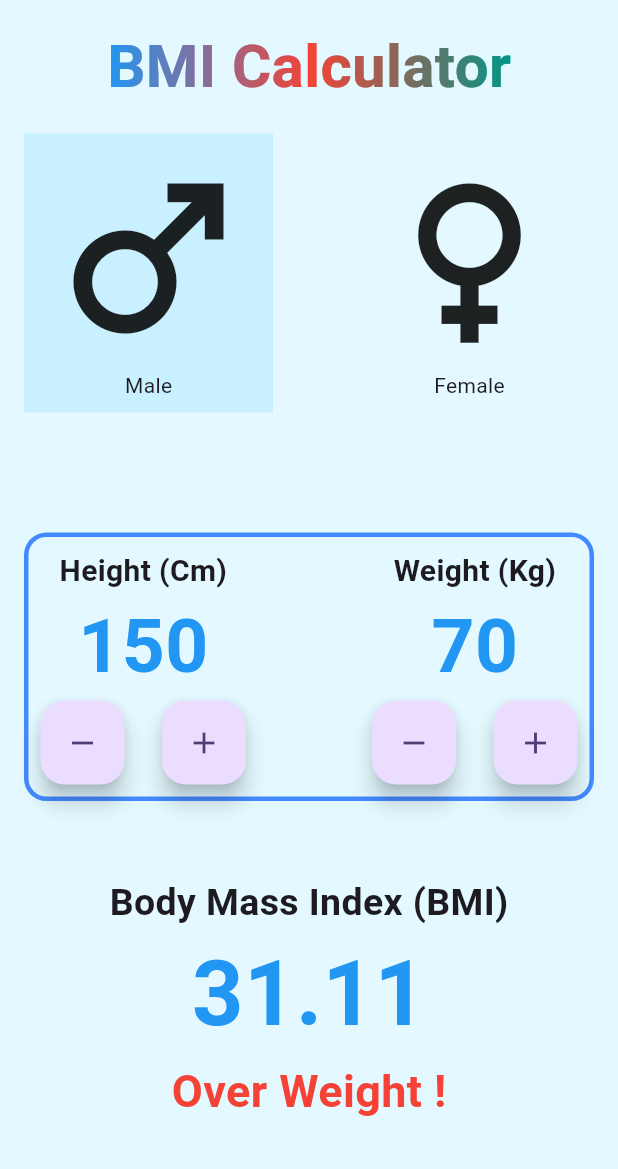
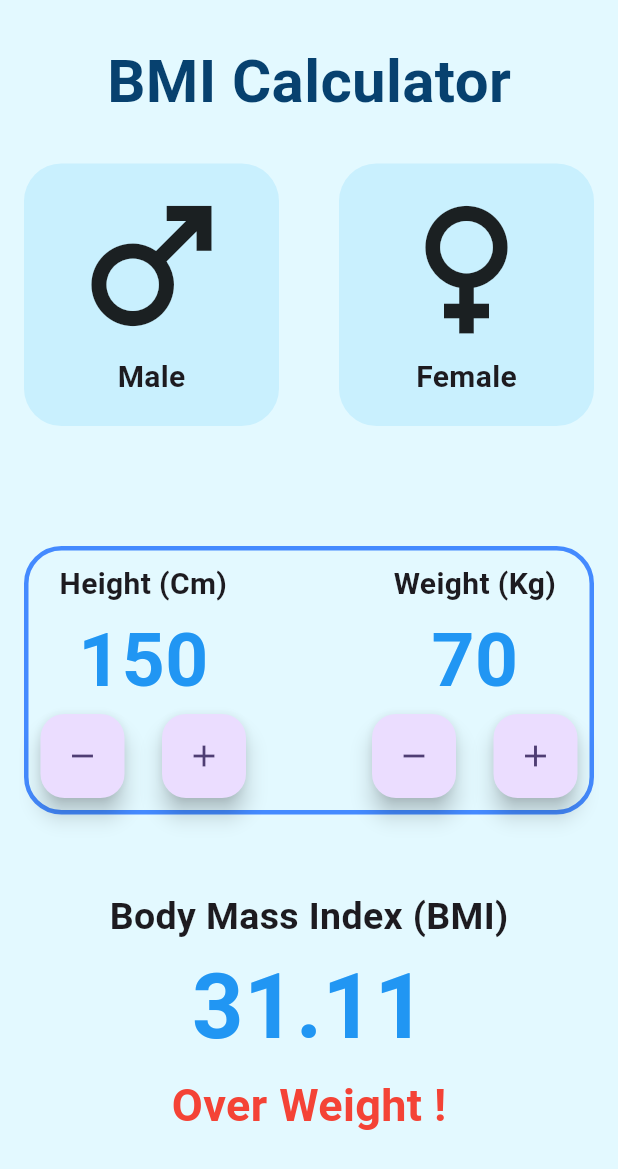
Before and after one commit to JoshapLk/BMI-cal, a Flutter app: the screen it shows after launch, on a phone screen of 412 x 824 dp. Shown: the top 1169 px of the screen. Run offline on Flutter 3.47's test engine with Material 3 defaults, Android fonts, the phone set to English and light mode, and no system bars; drawn by our look-alikes of simple_gradient_text.

Commit message:
Completed BMI Calculator

```diff
--- a/bmicalculator/lib/main_page.dart
+++ b/bmicalculator/lib/main_page.dart
@@ -1,6 +1,6 @@
 import 'package:bmicalculator/constants.dart';
 import 'package:flutter/material.dart';
-import 'package:simple_gradient_text/simple_gradient_text.dart';
+
 
 class MainPage extends StatefulWidget {
   const MainPage({super.key});
@@ -12,18 +12,14 @@ class MainPage extends StatefulWidget {
 class _MainPageState extends State<MainPage> {
   int height = 150;
   int weight = 70;
+
+  String gender = '';
+
   late double bmi = calBMI(height: height, weight: weight);
 
   @override
   Widget build(BuildContext context) {
     return Scaffold(
-      /*appBar: AppBar(title: Center(child: const Text("BMI Calculator",
-      style: TextStyle(color: kTextColor,
-      fontSize: 50,
-      fontWeight: FontWeight.bold),
-          ),
-        ),
-      ),*/
       body: SafeArea(
         child: Container(
           color: const Color.fromARGB(255, 227, 249, 255),
@@ -34,48 +30,78 @@ class _MainPageState extends State<MainPage> {
                 mainAxisAlignment: MainAxisAlignment.center,
                 children: [
                   Padding(
-                    padding: const EdgeInsets.symmetric(vertical: 16),
-                    child: GradientText(
+                    padding: const EdgeInsets.symmetric(vertical: 26),
+                    child: Text(
                       'BMI Calculator',
                       style: TextStyle(
+                        color: const Color.fromARGB(255, 7, 65, 111),
                         fontSize: 40.0,
                         fontWeight: FontWeight.bold,
                       ),
-                      colors: [Colors.blue, Colors.red, Colors.teal],
                     ),
                   ),
-                  /*Text(
-                  "",
-                  style: TextStyle(color: kTextColor,
-                  fontSize: 50,
-                  fontWeight: FontWeight.bold,
-                  ),
-                )*/
                 ],
               ),
 
               Row(
                 children: [
-                  Container(
-                    color: Colors.lightBlue.withAlpha(30),
+                  GestureDetector(
+                    onTap: (){
+                      print("Male");
+                      setState(() {
+                        gender = 'M';
+                      });
+
+                    },
+                    child: Container(
+                      decoration: BoxDecoration(
+                        color: gender == 'M'? Colors.lightBlue.withAlpha(150) : Colors.lightBlue.withAlpha(30),
+                        borderRadius: BorderRadius.circular(25),
+                      ),
+                      height: 175,
+                      width: 170,
                       padding: const EdgeInsets.all(8.0),
                       child: Column(
                         children: const [
-                        Icon(Icons.male, size: 150),
-                        Text("Male"),
+                          Icon(Icons.male, size: 120),
+                          Text("Male",
+                          style: TextStyle(
+                            fontSize: 20.0,
+                            fontWeight: FontWeight.bold,
+                          ),),
                         ],
+                      ),
                     ),
                   ),
 
                   Spacer(),
 
-                  Padding(
+                  GestureDetector(
+                    onTap: (){
+                      print("Female");
+                      setState(() {
+                        gender = 'F';
+                      });
+
+                    },
+                    child: Container(
+                      decoration: BoxDecoration(
+                        color: gender == 'F'? Colors.lightBlue.withAlpha(150) : Colors.lightBlue.withAlpha(30),
+                        borderRadius: BorderRadius.circular(25),
+                      ),
+                      height: 175,
+                      width: 170,
                       padding: const EdgeInsets.all(8.0),
                       child: Column(
                         children: const [
-                        Icon(Icons.female, size: 150),
-                        Text("Female"),
+                          Icon(Icons.female, size: 120),
+                          Text("Female",
+                          style: TextStyle(
+                            fontSize: 20.0,
+                            fontWeight: FontWeight.bold,
+                          ),),
                         ],
+                      ),
                     ),
                   ),
                 ],
@@ -85,7 +111,7 @@ class _MainPageState extends State<MainPage> {
 
               Container(decoration: BoxDecoration(border: Border.all(color: Colors.blueAccent,
               width: 3,),
-              borderRadius: BorderRadius.circular(15)),
+              borderRadius: BorderRadius.circular(25)),
                 child: Row(
                   children: [
                     Padding(
```
Lines whose indentation alone changed are shown as unchanged.
